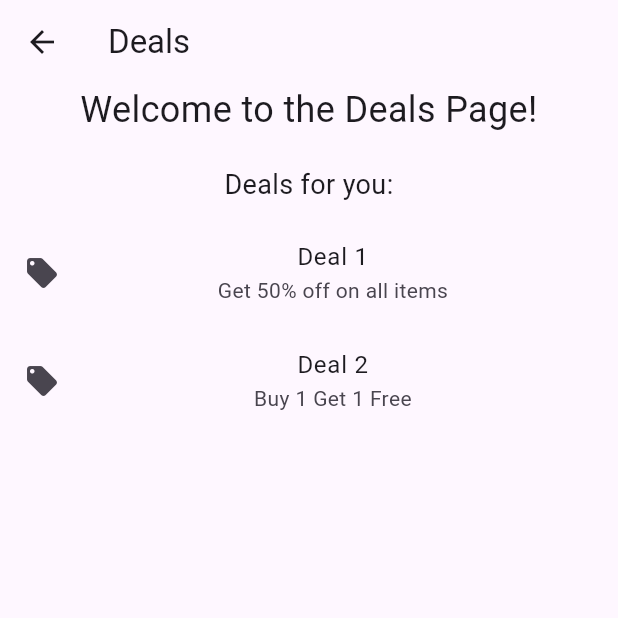
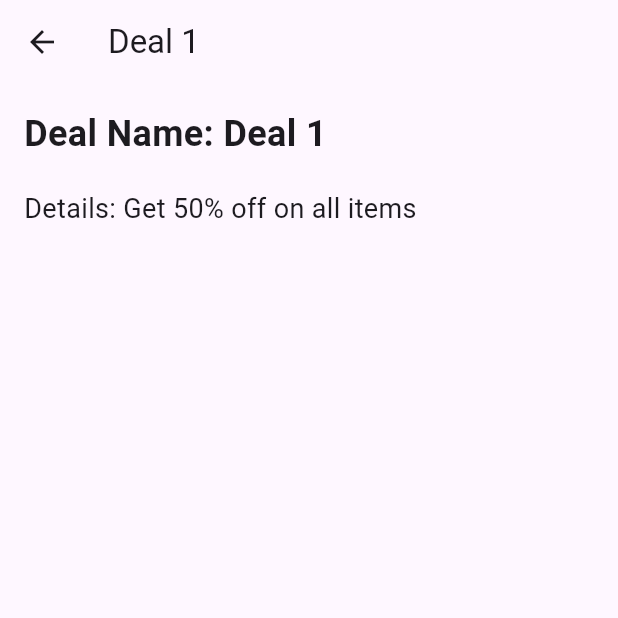
Before and after one commit to 2024-Arizona-Opportunity-Hack/Hackathon-Queens-OutThereSocialClubat-OutThereSocialClub-ASUWebsiteandMembershipSystem, a Flutter app: the DealsScreen screen opened by its route, after a tap on "Deal 1", on a phone screen of 412 x 824 dp, the top half of it. Run offline on Flutter 3.47's test engine with Material 3 defaults, Android fonts, the phone set to English and light mode, and no system bars; missing offline and left inert: mysql1.

Commit message:
Deals Detail
made a deals detail page.

```diff
--- /dev/null
+++ b/outtheresocialclub/lib/screens/deals_detail.dart
@@ -0,0 +1,32 @@
+// deal_detail_screen.dart
+import 'package:flutter/material.dart';
+
+class DealDetailScreen extends StatelessWidget {
+  final Map<String, dynamic> deal;
+
+  DealDetailScreen({required this.deal});
+
+  @override
+  Widget build(BuildContext context) {
+    return Scaffold(
+      appBar: AppBar(title: Text(deal['name'])),
+      body: Padding(
+        padding: const EdgeInsets.all(16.0),
+        child: Column(
+          crossAxisAlignment: CrossAxisAlignment.start,
+          children: [
+            Text(
+              'Deal Name: ${deal['name']}',
+              style: TextStyle(fontSize: 24, fontWeight: FontWeight.bold),
+            ),
+            SizedBox(height: 20),
+            Text(
+              'Details: ${deal['url']}',
+              style: TextStyle(fontSize: 18),
+            ),
+          ],
+        ),
+      ),
+    );
+  }
+}
--- a/outtheresocialclub/lib/screens/deals_screen.dart
+++ b/outtheresocialclub/lib/screens/deals_screen.dart
@@ -1,5 +1,6 @@
 // deals_screen.dart
 import 'package:flutter/material.dart';
+import 'deals_detail.dart'; // Import the new screen
 // import '../services/db_connect.dart'; // Commented out: Import DB connection service
 
 class DealsScreen extends StatefulWidget {
@@ -40,19 +41,19 @@ class _DealsScreenState extends State<DealsScreen> {
       appBar: AppBar(title: const Text("Deals")),
       body: Center(
         child: Column(
-          mainAxisAlignment: MainAxisAlignment.center, // Center vertically
-          crossAxisAlignment: CrossAxisAlignment.center, // Center horizontally
+          mainAxisAlignment: MainAxisAlignment.center,
+          crossAxisAlignment: CrossAxisAlignment.center,
           children: [
             const Text(
               "Welcome to the Deals Page!",
               style: TextStyle(fontSize: 24),
-              textAlign: TextAlign.center, // Ensure the text is centered
+              textAlign: TextAlign.center,
             ),
             const SizedBox(height: 20),
             const Text(
               "Deals for you:",
               style: TextStyle(fontSize: 18),
-              textAlign: TextAlign.center, // Ensure this text is centered too
+              textAlign: TextAlign.center,
             ),
             const SizedBox(height: 10),
             Expanded(
@@ -65,14 +66,20 @@ class _DealsScreenState extends State<DealsScreen> {
                     leading: const Icon(Icons.local_offer),
                     title: Text(
                       deal['name'],
-                      textAlign: TextAlign.center, // Center the deal title
+                      textAlign: TextAlign.center,
                     ),
                     subtitle: Text(
                       deal['url'],
-                      textAlign: TextAlign.center, // Center the deal subtitle
+                      textAlign: TextAlign.center,
                     ),
                     onTap: () {
-                      print('Selected: ${deal['name']}');
+                      // Navigate to the DealDetailScreen when tapped
+                      Navigator.push(
+                        context,
+                        MaterialPageRoute(
+                          builder: (context) => DealDetailScreen(deal: deal),
+                        ),
+                      );
                     },
                   );
                 },
```
Also changed, not shown: outtheresocialclub/lib/screens/login_screen.dart (+5 -3 lines).
